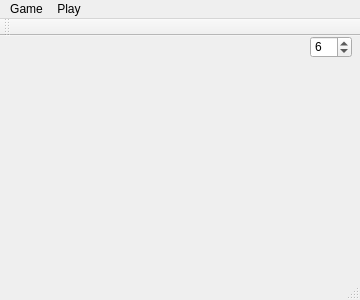
This is tower.ui in SandyZhao0806/TowerOfHanoi as Qt 5 draws it before an edit. The edited form follows.
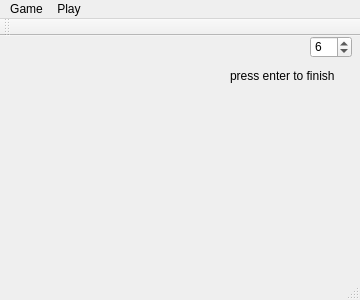
This is the edited form.

Diff of the .ui file:
```diff
--- a/tower.ui
+++ b/tower.ui
@@ -81,6 +81,19 @@
      <number>6</number>
     </property>
    </widget>
+   <widget class="QLabel" name="label">
+    <property name="geometry">
+     <rect>
+      <x>230</x>
+      <y>30</y>
+      <width>131</width>
+      <height>20</height>
+     </rect>
+    </property>
+    <property name="text">
+     <string>press enter to finish</string>
+    </property>
+   </widget>
   </widget>
   <widget class="QMenuBar" name="menuBar">
    <property name="geometry">
```
